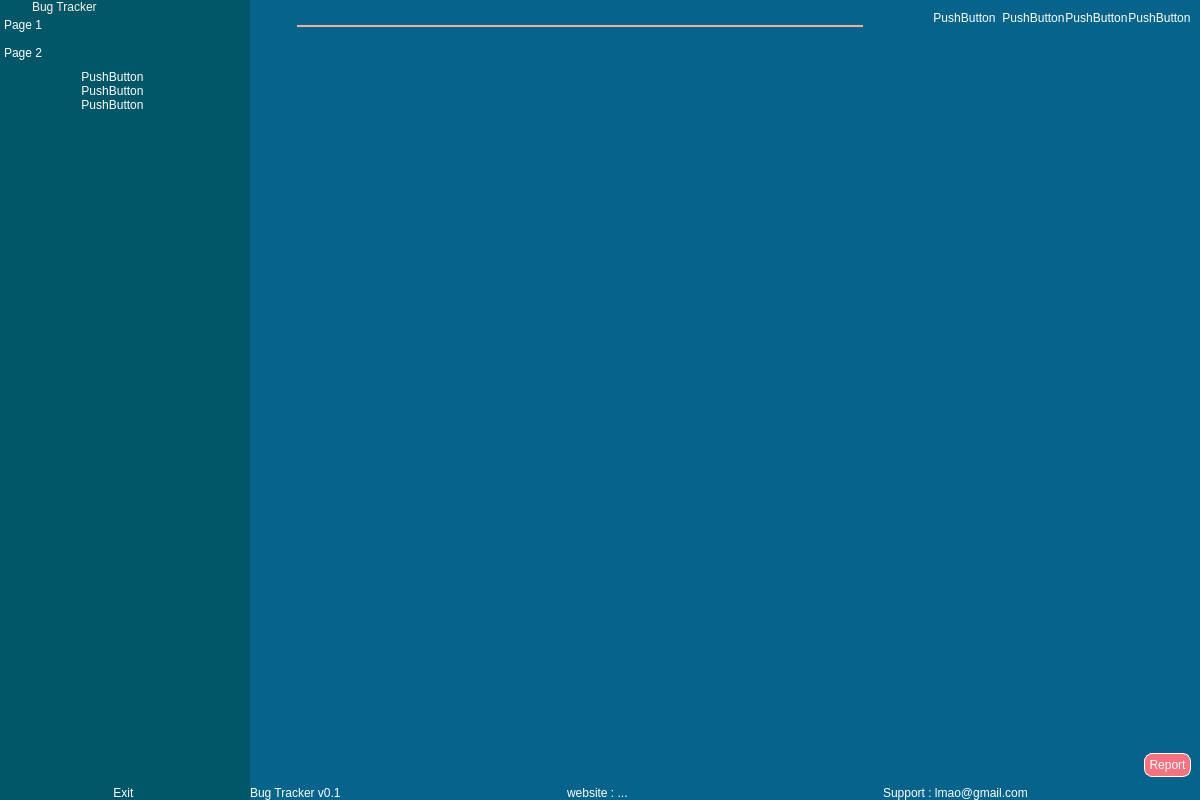
Above: main_menu_customer.ui from CrazyMeowl/Buck-Tragger-SE-Project before the change. Below: the same form after it.
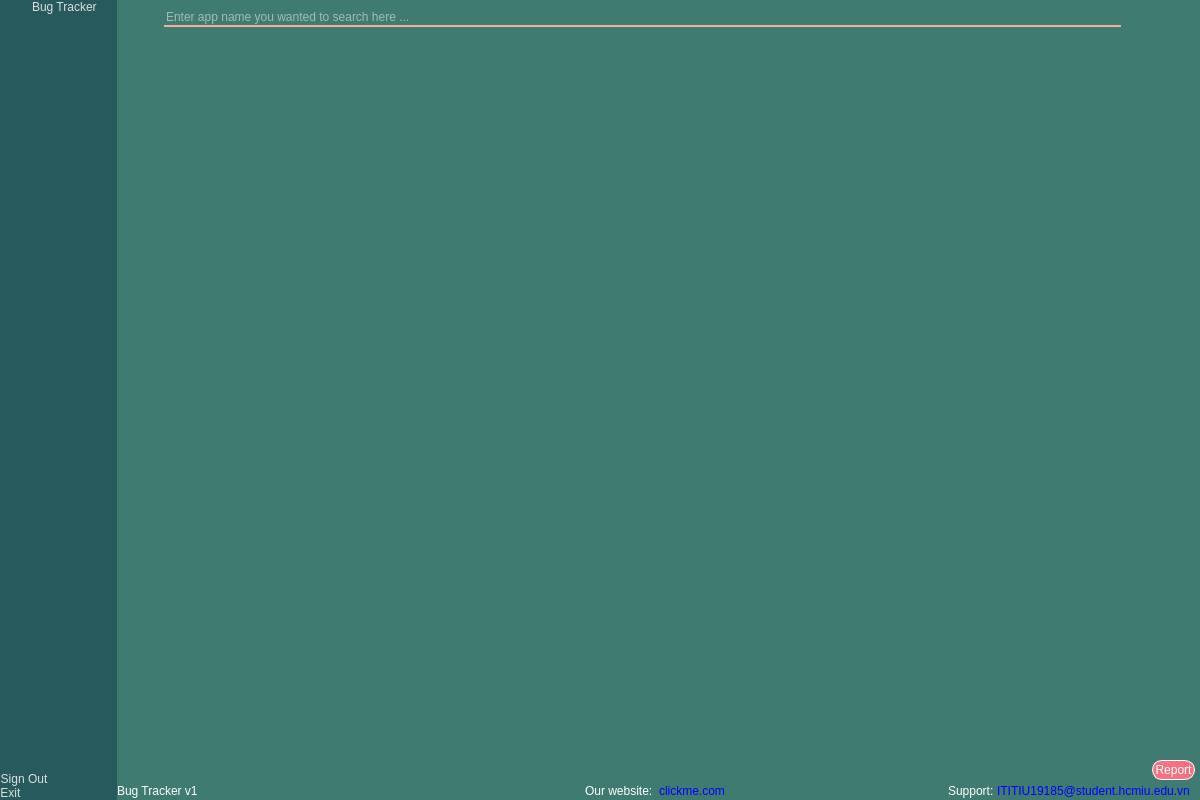
That is the form after the change. Icons and pictures are not drawn.

The edit to the form file:
```diff
--- a/main_menu_customer.ui
+++ b/main_menu_customer.ui
@@ -76,7 +76,7 @@
       <cursorShape>ArrowCursor</cursorShape>
      </property>
      <property name="styleSheet">
-      <string notr="true">background-color:rgb(1, 86, 104)</string>
+      <string notr="true">background-color:rgb(38, 90, 92)</string>
      </property>
      <property name="frameShape">
       <enum>QFrame::StyledPanel</enum>
@@ -95,7 +95,7 @@
        <number>0</number>
       </property>
       <property name="rightMargin">
-       <number>0</number>
+       <number>20</number>
       </property>
       <property name="bottomMargin">
        <number>0</number>
@@ -166,8 +166,8 @@
                <string/>
               </property>
               <property name="icon">
-               <iconset resource="icons.qrc">
-                <normaloff>:/icons/icons/activity.svg</normaloff>:/icons/icons/activity.svg</iconset>
+               <iconset>
+                <normaloff>logo.png</normaloff>logo.png</iconset>
               </property>
               <property name="iconSize">
                <size>
@@ -180,8 +180,8 @@
             <item>
              <widget class="QLabel" name="label_4">
               <property name="styleSheet">
-               <string notr="true">color:rgb(255, 243, 228);
-font: 75 22pt &quot;Consolas&quot;;</string>
+               <string notr="true">font: 500 italic 20pt &quot;Ubuntu&quot;;
+color : rgb(221, 221, 221);</string>
               </property>
               <property name="text">
                <string>Bug Tracker</string>
@@ -221,221 +221,10 @@
             <property name="bottomMargin">
              <number>0</number>
             </property>
-            <item>
-             <widget class="QToolBox" name="toolBox">
-              <property name="sizePolicy">
-               <sizepolicy hsizetype="Preferred" vsizetype="Preferred">
-                <horstretch>0</horstretch>
-                <verstretch>0</verstretch>
-               </sizepolicy>
-              </property>
-              <property name="maximumSize">
-               <size>
-                <width>16777215</width>
-                <height>16777215</height>
-               </size>
-              </property>
-              <property name="styleSheet">
-               <string notr="true"/>
-              </property>
-              <property name="currentIndex">
-               <number>1</number>
-              </property>
-              <widget class="QWidget" name="drop_menu_1">
-               <property name="geometry">
-                <rect>
-                 <x>0</x>
-                 <y>0</y>
-                 <width>250</width>
-                 <height>674</height>
-                </rect>
-               </property>
-               <attribute name="icon">
-                <iconset>
-                 <normaloff>:/black/black/chevron-down.svg</normaloff>:/black/black/chevron-down.svg</iconset>
-               </attribute>
-               <attribute name="label">
-                <string>Page 1</string>
-               </attribute>
-               <layout class="QVBoxLayout" name="verticalLayout_8">
-                <property name="spacing">
-                 <number>0</number>
-                </property>
-                <property name="leftMargin">
-                 <number>0</number>
-                </property>
-                <property name="topMargin">
-                 <number>0</number>
-                </property>
-                <property name="rightMargin">
-                 <number>0</number>
-                </property>
-                <property name="bottomMargin">
-                 <number>0</number>
-                </property>
-                <item alignment="Qt::AlignTop">
-                 <widget class="QFrame" name="frame">
-                  <property name="maximumSize">
-                   <size>
-                    <width>225</width>
-                    <height>16777215</height>
-                   </size>
-                  </property>
-                  <property name="frameShape">
-                   <enum>QFrame::StyledPanel</enum>
-                  </property>
-                  <property name="frameShadow">
-                   <enum>QFrame::Raised</enum>
-                  </property>
-                  <layout class="QVBoxLayout" name="verticalLayout_10">
-                   <property name="spacing">
-                    <number>0</number>
-                   </property>
-                   <property name="leftMargin">
-                    <number>0</number>
-                   </property>
-                   <property name="topMargin">
-                    <number>0</number>
-                   </property>
-                   <property name="rightMargin">
-                    <number>0</number>
-                   </property>
-                   <property name="bottomMargin">
-                    <number>0</number>
-                   </property>
-                   <item>
-                    <widget class="QPushButton" name="pushButton_8">
-                     <property name="text">
-                      <string>PushButton</string>
-                     </property>
-                    </widget>
-                   </item>
-                   <item>
-                    <widget class="QPushButton" name="pushButton_9">
-                     <property name="contextMenuPolicy">
-                      <enum>Qt::DefaultContextMenu</enum>
-                     </property>
-                     <property name="text">
-                      <string>PushButton</string>
-                     </property>
-                    </widget>
-                   </item>
-                   <item>
-                    <widget class="QPushButton" name="pushButton_7">
-                     <property name="text">
-                      <string>PushButton</string>
-                     </property>
-                    </widget>
-                   </item>
-                  </layout>
-                 </widget>
-                </item>
-               </layout>
-              </widget>
-              <widget class="QWidget" name="Drop_menu_2">
-               <property name="geometry">
-                <rect>
-                 <x>0</x>
-                 <y>0</y>
-                 <width>250</width>
-                 <height>674</height>
-                </rect>
-               </property>
-               <attribute name="icon">
-                <iconset>
-                 <normaloff>:/black/black/chevron-down.svg</normaloff>:/black/black/chevron-down.svg</iconset>
-               </attribute>
-               <attribute name="label">
-                <string>Page 2</string>
-               </attribute>
-               <layout class="QVBoxLayout" name="verticalLayout_9">
-                <property name="spacing">
-                 <number>0</number>
-                </property>
-                <property name="leftMargin">
-                 <number>0</number>
-                </property>
-                <property name="topMargin">
-                 <number>0</number>
-                </property>
-                <property name="rightMargin">
-                 <number>0</number>
-                </property>
-                <property name="bottomMargin">
-                 <number>0</number>
-                </property>
-                <item alignment="Qt::AlignTop">
-                 <widget class="QFrame" name="frame_3">
-                  <property name="maximumSize">
-                   <size>
-                    <width>225</width>
-                    <height>16777215</height>
-                   </size>
-                  </property>
-                  <property name="frameShape">
-                   <enum>QFrame::StyledPanel</enum>
-                  </property>
-                  <property name="frameShadow">
-                   <enum>QFrame::Raised</enum>
-                  </property>
-                  <layout class="QVBoxLayout" name="verticalLayout_11">
-                   <property name="spacing">
-                    <number>0</number>
-                   </property>
-                   <property name="leftMargin">
-                    <number>0</number>
-                   </property>
-                   <property name="topMargin">
-                    <number>0</number>
-                   </property>
-                   <property name="rightMargin">
-                    <number>0</number>
-                   </property>
-                   <property name="bottomMargin">
-                    <number>0</number>
-                   </property>
-                   <item>
-                    <widget class="QPushButton" name="pushButton_11">
-                     <property name="text">
-                      <string>PushButton</string>
-                     </property>
-                    </widget>
-                   </item>
-                   <item>
-                    <widget class="QPushButton" name="pushButton_10">
-                     <property name="text">
-                      <string>PushButton</string>
-                     </property>
-                    </widget>
-                   </item>
-                   <item>
-                    <widget class="QPushButton" name="pushButton_12">
-                     <property name="text">
-                      <string>PushButton</string>
-                     </property>
-                    </widget>
-                   </item>
-                  </layout>
-                 </widget>
-                </item>
-                <item>
-                 <widget class="QLabel" name="label_5">
-                  <property name="text">
-                   <string/>
-                  </property>
-                  <property name="wordWrap">
-                   <bool>true</bool>
-                  </property>
-                 </widget>
-                </item>
-               </layout>
-              </widget>
-             </widget>
-            </item>
            </layout>
           </widget>
          </item>
-         <item alignment="Qt::AlignHCenter|Qt::AlignBottom">
+         <item alignment="Qt::AlignLeft|Qt::AlignBottom">
           <widget class="QFrame" name="footer">
            <property name="frameShape">
             <enum>QFrame::StyledPanel</enum>
@@ -443,7 +232,7 @@
            <property name="frameShadow">
             <enum>QFrame::Raised</enum>
            </property>
-           <layout class="QHBoxLayout" name="horizontalLayout_9">
+           <layout class="QVBoxLayout" name="verticalLayout_4">
             <property name="spacing">
              <number>0</number>
             </property>
@@ -459,10 +248,32 @@
             <property name="bottomMargin">
              <number>0</number>
             </property>
-            <item>
+            <item alignment="Qt::AlignLeft">
+             <widget class="QPushButton" name="signout_button">
+              <property name="styleSheet">
+               <string notr="true">font: 20pt &quot;Consolas&quot;;
+color : rgb(221, 221, 221);</string>
+              </property>
+              <property name="text">
+               <string>Sign Out</string>
+              </property>
+              <property name="icon">
+               <iconset resource="icons.qrc">
+                <normaloff>:/icons/icons/log-out.svg</normaloff>:/icons/icons/log-out.svg</iconset>
+              </property>
+              <property name="iconSize">
+               <size>
+                <width>30</width>
+                <height>30</height>
+               </size>
+              </property>
+             </widget>
+            </item>
+            <item alignment="Qt::AlignLeft">
              <widget class="QPushButton" name="exit_button">
               <property name="styleSheet">
-               <string notr="true">font: 20pt &quot;Consolas&quot;;</string>
+               <string notr="true">font: 20pt &quot;Consolas&quot;;
+color : rgb(221, 221, 221);</string>
               </property>
               <property name="text">
                <string>Exit </string>
@@ -491,7 +302,7 @@
    <item>
     <widget class="QFrame" name="main_menu_container">
      <property name="styleSheet">
-      <string notr="true">background-color:rgb(6, 100, 140)</string>
+      <string notr="true">background-color:rgb(63, 123, 112)</string>
      </property>
      <property name="frameShape">
       <enum>QFrame::StyledPanel</enum>
@@ -604,7 +415,14 @@
             <item>
              <widget class="QLineEdit" name="search_box">
               <property name="styleSheet">
-               <string notr="true">border-bottom:2px solid rgb(246, 174, 153);</string>
+               <string notr="true">border-bottom:2px solid rgb(246, 174, 153);
+font: 20pt &quot;Ubuntu&quot;;</string>
+              </property>
+              <property name="text">
+               <string/>
+              </property>
+              <property name="placeholderText">
+               <string>Enter app name you wanted to search here ...</string>
               </property>
              </widget>
             </item>
@@ -669,61 +487,6 @@
               </property>
              </widget>
             </item>
-            <item>
-             <widget class="QPushButton" name="pushButton">
-              <property name="text">
-               <string>PushButton</string>
-              </property>
-             </widget>
-            </item>
-           </layout>
-          </widget>
-         </item>
-         <item>
-          <widget class="QFrame" name="header_3">
-           <property name="frameShape">
-            <enum>QFrame::StyledPanel</enum>
-           </property>
-           <property name="frameShadow">
-            <enum>QFrame::Raised</enum>
-           </property>
-           <layout class="QHBoxLayout" name="horizontalLayout_4">
-            <property name="spacing">
-             <number>0</number>
-            </property>
-            <property name="leftMargin">
-             <number>0</number>
-            </property>
-            <property name="topMargin">
-             <number>0</number>
-            </property>
-            <property name="rightMargin">
-             <number>0</number>
-            </property>
-            <property name="bottomMargin">
-             <number>0</number>
-            </property>
-            <item>
-             <widget class="QPushButton" name="notify_button">
-              <property name="text">
-               <string>PushButton</string>
-              </property>
-             </widget>
-            </item>
-            <item>
-             <widget class="QPushButton" name="user_setting_button">
-              <property name="text">
-               <string>PushButton</string>
-              </property>
-             </widget>
-            </item>
-            <item>
-             <widget class="QPushButton" name="setting_button">
-              <property name="text">
-               <string>PushButton</string>
-              </property>
-             </widget>
-            </item>
            </layout>
           </widget>
          </item>
@@ -748,6 +511,21 @@
          <enum>QFrame::Raised</enum>
         </property>
         <layout class="QHBoxLayout" name="horizontalLayout_10">
+         <property name="spacing">
+          <number>0</number>
+         </property>
+         <property name="leftMargin">
+          <number>0</number>
+         </property>
+         <property name="topMargin">
+          <number>0</number>
+         </property>
+         <property name="rightMargin">
+          <number>5</number>
+         </property>
+         <property name="bottomMargin">
+          <number>0</number>
+         </property>
          <item>
           <widget class="QListWidget" name="app_list">
            <property name="styleSheet">
@@ -762,10 +540,10 @@
             <string notr="true">background-color: rgb(246, 114, 128);
 border-style: outset;
 border-width: 1px;
-border-radius: 8px;
+border-radius: 10px;
 border-color: white;
-padding: 4px;
-font: 300 20pt &quot;Comfortaa Light&quot;;</string>
+padding: 2px;
+font: 700 20pt &quot;Ubuntu&quot;;</string>
            </property>
            <property name="text">
             <string>Report</string>
@@ -791,13 +569,13 @@
           <number>0</number>
          </property>
          <property name="topMargin">
-          <number>0</number>
+          <number>4</number>
          </property>
          <property name="rightMargin">
           <number>0</number>
          </property>
          <property name="bottomMargin">
-          <number>0</number>
+          <number>2</number>
          </property>
          <item>
           <widget class="QFrame" name="frame_8">
@@ -826,7 +604,7 @@
             <item alignment="Qt::AlignBottom">
              <widget class="QLabel" name="label">
               <property name="text">
-               <string>Bug Tracker v0.1</string>
+               <string>Bug Tracker v1</string>
               </property>
              </widget>
             </item>
@@ -841,7 +619,7 @@
            <property name="frameShadow">
             <enum>QFrame::Raised</enum>
            </property>
-           <layout class="QVBoxLayout" name="verticalLayout_4">
+           <layout class="QHBoxLayout" name="horizontalLayout_4">
             <property name="spacing">
              <number>0</number>
             </property>
@@ -857,10 +635,20 @@
             <property name="bottomMargin">
              <number>0</number>
             </property>
-            <item>
+            <item alignment="Qt::AlignRight">
              <widget class="QLabel" name="label_2">
               <property name="text">
-               <string>website : ...</string>
+               <string>Our website:  </string>
+              </property>
+             </widget>
+            </item>
+            <item alignment="Qt::AlignLeft">
+             <widget class="QPushButton" name="website_button">
+              <property name="styleSheet">
+               <string notr="true">color:blue;</string>
+              </property>
+              <property name="text">
+               <string>clickme.com</string>
               </property>
              </widget>
             </item>
@@ -875,7 +663,7 @@
            <property name="frameShadow">
             <enum>QFrame::Raised</enum>
            </property>
-           <layout class="QVBoxLayout" name="verticalLayout_5">
+           <layout class="QHBoxLayout" name="horizontalLayout_11">
             <property name="spacing">
              <number>0</number>
             </property>
@@ -886,15 +674,25 @@
              <number>0</number>
             </property>
             <property name="rightMargin">
-             <number>0</number>
+             <number>10</number>
             </property>
             <property name="bottomMargin">
              <number>0</number>
             </property>
-            <item>
+            <item alignment="Qt::AlignRight">
              <widget class="QLabel" name="label_3">
               <property name="text">
-               <string>Support : lmao@gmail.com</string>
+               <string>Support: </string>
+              </property>
+             </widget>
+            </item>
+            <item>
+             <widget class="QPushButton" name="email_button">
+              <property name="styleSheet">
+               <string notr="true">color:blue;</string>
+              </property>
+              <property name="text">
+               <string>ITITIU19185@student.hcmiu.edu.vn</string>
               </property>
              </widget>
             </item>
```
